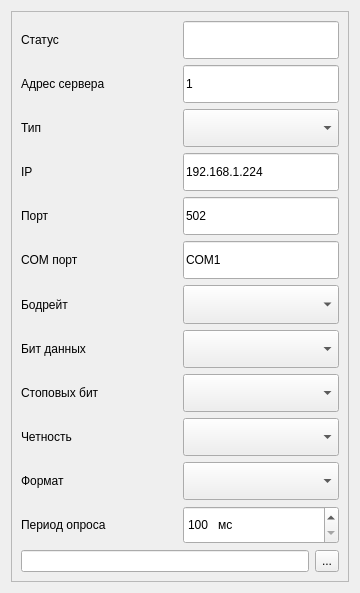
Above: core-modbus-lib/uis/modbus_settings.ui from dimgrig/Core before the change. Below: the same form after it.
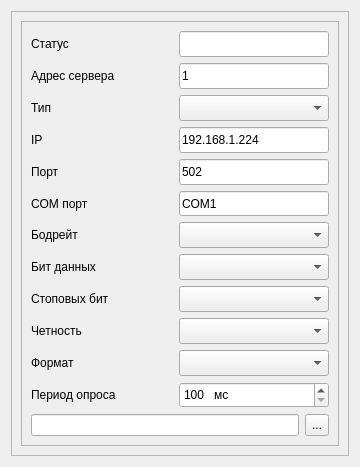
That is the form after the change.

The edit to the form file:
```diff
--- a/core-modbus-lib/uis/modbus_settings.ui
+++ b/core-modbus-lib/uis/modbus_settings.ui
@@ -7,7 +7,7 @@
     <x>0</x>
     <y>0</y>
     <width>360</width>
-    <height>593</height>
+    <height>467</height>
    </rect>
   </property>
   <property name="sizePolicy">
@@ -33,6 +33,21 @@
   </property>
   <layout class="QGridLayout" name="gridLayout">
    <item row="0" column="0">
+    <widget class="QScrollArea" name="scrollArea_2">
+     <property name="widgetResizable">
+      <bool>true</bool>
+     </property>
+     <widget class="QWidget" name="scrollAreaWidgetContents_2">
+      <property name="geometry">
+       <rect>
+        <x>0</x>
+        <y>0</y>
+        <width>340</width>
+        <height>447</height>
+       </rect>
+      </property>
+      <layout class="QGridLayout" name="gridLayout_2">
+       <item row="0" column="0">
     <widget class="QScrollArea" name="scrollArea">
      <property name="widgetResizable">
       <bool>true</bool>
@@ -42,12 +57,97 @@
        <rect>
         <x>0</x>
         <y>0</y>
-        <width>340</width>
-        <height>573</height>
+            <width>320</width>
+            <height>427</height>
        </rect>
       </property>
       <layout class="QGridLayout" name="gridLayout_6">
-       <item row="7" column="1">
+           <item row="1" column="1">
+            <widget class="QLineEdit" name="le_state">
+             <property name="enabled">
+              <bool>true</bool>
+             </property>
+             <property name="sizePolicy">
+              <sizepolicy hsizetype="MinimumExpanding" vsizetype="MinimumExpanding">
+               <horstretch>0</horstretch>
+               <verstretch>0</verstretch>
+              </sizepolicy>
+             </property>
+             <property name="minimumSize">
+              <size>
+               <width>150</width>
+               <height>0</height>
+              </size>
+             </property>
+             <property name="text">
+              <string/>
+             </property>
+             <property name="readOnly">
+              <bool>true</bool>
+             </property>
+            </widget>
+           </item>
+           <item row="11" column="0">
+            <widget class="QLabel" name="l_parity">
+             <property name="sizePolicy">
+              <sizepolicy hsizetype="MinimumExpanding" vsizetype="MinimumExpanding">
+               <horstretch>0</horstretch>
+               <verstretch>0</verstretch>
+              </sizepolicy>
+             </property>
+             <property name="minimumSize">
+              <size>
+               <width>100</width>
+               <height>0</height>
+              </size>
+             </property>
+             <property name="text">
+              <string>Четность</string>
+             </property>
+            </widget>
+           </item>
+           <item row="5" column="1">
+            <widget class="QLineEdit" name="le_ip">
+             <property name="enabled">
+              <bool>true</bool>
+             </property>
+             <property name="sizePolicy">
+              <sizepolicy hsizetype="MinimumExpanding" vsizetype="MinimumExpanding">
+               <horstretch>0</horstretch>
+               <verstretch>0</verstretch>
+              </sizepolicy>
+             </property>
+             <property name="minimumSize">
+              <size>
+               <width>150</width>
+               <height>0</height>
+              </size>
+             </property>
+             <property name="text">
+              <string>192.168.1.224</string>
+             </property>
+            </widget>
+           </item>
+           <item row="10" column="1">
+            <widget class="QComboBox" name="cb_stop_bits">
+             <property name="sizePolicy">
+              <sizepolicy hsizetype="MinimumExpanding" vsizetype="MinimumExpanding">
+               <horstretch>0</horstretch>
+               <verstretch>0</verstretch>
+              </sizepolicy>
+             </property>
+             <property name="minimumSize">
+              <size>
+               <width>150</width>
+               <height>0</height>
+              </size>
+             </property>
+             <property name="currentText">
+              <string/>
+             </property>
+            </widget>
+           </item>
+           <item row="8" column="1">
         <widget class="QComboBox" name="cb_baudrate">
          <property name="sizePolicy">
           <sizepolicy hsizetype="MinimumExpanding" vsizetype="MinimumExpanding">
@@ -66,8 +166,8 @@
          </property>
         </widget>
        </item>
-       <item row="12" column="1">
-        <widget class="QSpinBox" name="sb_poll_timer">
+           <item row="1" column="0">
+            <widget class="QLabel" name="label_19">
          <property name="sizePolicy">
           <sizepolicy hsizetype="MinimumExpanding" vsizetype="MinimumExpanding">
            <horstretch>0</horstretch>
@@ -76,26 +176,20 @@
          </property>
          <property name="minimumSize">
           <size>
-           <width>150</width>
+               <width>100</width>
            <height>0</height>
           </size>
          </property>
-         <property name="suffix">
-          <string>   мс</string>
-         </property>
-         <property name="minimum">
-          <number>100</number>
-         </property>
-         <property name="maximum">
-          <number>10000</number>
-         </property>
-        </widget>
-       </item>
-       <item row="6" column="1">
-        <widget class="QLineEdit" name="le_com_port">
-         <property name="enabled">
+             <property name="text">
+              <string>Статус</string>
+             </property>
+             <property name="wordWrap">
           <bool>true</bool>
          </property>
+            </widget>
+           </item>
+           <item row="10" column="0">
+            <widget class="QLabel" name="l_stop_bits">
          <property name="sizePolicy">
           <sizepolicy hsizetype="MinimumExpanding" vsizetype="MinimumExpanding">
            <horstretch>0</horstretch>
@@ -104,16 +198,111 @@
          </property>
          <property name="minimumSize">
           <size>
+               <width>100</width>
+               <height>0</height>
+              </size>
+             </property>
+             <property name="text">
+              <string>Стоповых бит</string>
+             </property>
+            </widget>
+           </item>
+           <item row="11" column="1">
+            <widget class="QComboBox" name="cb_parity">
+             <property name="sizePolicy">
+              <sizepolicy hsizetype="MinimumExpanding" vsizetype="MinimumExpanding">
+               <horstretch>0</horstretch>
+               <verstretch>0</verstretch>
+              </sizepolicy>
+             </property>
+             <property name="minimumSize">
+              <size>
            <width>150</width>
            <height>0</height>
           </size>
          </property>
+             <property name="currentText">
+              <string/>
+             </property>
+            </widget>
+           </item>
+           <item row="4" column="1">
+            <widget class="QComboBox" name="cb_connect_type">
+             <property name="sizePolicy">
+              <sizepolicy hsizetype="MinimumExpanding" vsizetype="MinimumExpanding">
+               <horstretch>0</horstretch>
+               <verstretch>0</verstretch>
+              </sizepolicy>
+             </property>
+             <property name="minimumSize">
+              <size>
+               <width>150</width>
+               <height>0</height>
+              </size>
+             </property>
+             <property name="currentText">
+              <string/>
+             </property>
+            </widget>
+           </item>
+           <item row="6" column="0">
+            <widget class="QLabel" name="l_port">
+             <property name="sizePolicy">
+              <sizepolicy hsizetype="MinimumExpanding" vsizetype="MinimumExpanding">
+               <horstretch>0</horstretch>
+               <verstretch>0</verstretch>
+              </sizepolicy>
+             </property>
+             <property name="minimumSize">
+              <size>
+               <width>100</width>
+               <height>0</height>
+              </size>
+             </property>
          <property name="text">
-          <string>COM1</string>
+              <string>Порт</string>
+             </property>
+            </widget>
+           </item>
+           <item row="4" column="0">
+            <widget class="QLabel" name="label_21">
+             <property name="sizePolicy">
+              <sizepolicy hsizetype="MinimumExpanding" vsizetype="MinimumExpanding">
+               <horstretch>0</horstretch>
+               <verstretch>0</verstretch>
+              </sizepolicy>
+             </property>
+             <property name="minimumSize">
+              <size>
+               <width>100</width>
+               <height>0</height>
+              </size>
+             </property>
+             <property name="text">
+              <string>Тип</string>
          </property>
         </widget>
        </item>
        <item row="12" column="0">
+            <widget class="QLabel" name="label_28">
+             <property name="sizePolicy">
+              <sizepolicy hsizetype="MinimumExpanding" vsizetype="MinimumExpanding">
+               <horstretch>0</horstretch>
+               <verstretch>0</verstretch>
+              </sizepolicy>
+             </property>
+             <property name="minimumSize">
+              <size>
+               <width>100</width>
+               <height>0</height>
+              </size>
+             </property>
+             <property name="text">
+              <string>Формат</string>
+             </property>
+            </widget>
+           </item>
+           <item row="13" column="0">
         <widget class="QLabel" name="label_20">
          <property name="sizePolicy">
           <sizepolicy hsizetype="MinimumExpanding" vsizetype="MinimumExpanding">
@@ -135,26 +324,7 @@
          </property>
         </widget>
        </item>
-       <item row="8" column="0">
-        <widget class="QLabel" name="l_data_bits">
-         <property name="sizePolicy">
-          <sizepolicy hsizetype="MinimumExpanding" vsizetype="MinimumExpanding">
-           <horstretch>0</horstretch>
-           <verstretch>0</verstretch>
-          </sizepolicy>
-         </property>
-         <property name="minimumSize">
-          <size>
-           <width>100</width>
-           <height>0</height>
-          </size>
-         </property>
-         <property name="text">
-          <string>Бит данных</string>
-         </property>
-        </widget>
-       </item>
-       <item row="6" column="0">
+           <item row="7" column="0">
         <widget class="QLabel" name="l_com_port">
          <property name="sizePolicy">
           <sizepolicy hsizetype="MinimumExpanding" vsizetype="MinimumExpanding">
@@ -173,8 +343,8 @@
          </property>
         </widget>
        </item>
-       <item row="10" column="0">
-        <widget class="QLabel" name="l_parity">
+           <item row="3" column="0">
+            <widget class="QLabel" name="label_22">
          <property name="sizePolicy">
           <sizepolicy hsizetype="MinimumExpanding" vsizetype="MinimumExpanding">
            <horstretch>0</horstretch>
@@ -188,11 +358,71 @@
           </size>
          </property>
          <property name="text">
-          <string>Четность</string>
+              <string>Адрес сервера</string>
          </property>
         </widget>
        </item>
-       <item row="13" column="0" colspan="2">
+           <item row="12" column="1">
+            <widget class="QComboBox" name="cb_format">
+             <property name="sizePolicy">
+              <sizepolicy hsizetype="MinimumExpanding" vsizetype="MinimumExpanding">
+               <horstretch>0</horstretch>
+               <verstretch>0</verstretch>
+              </sizepolicy>
+             </property>
+             <property name="minimumSize">
+              <size>
+               <width>150</width>
+               <height>0</height>
+              </size>
+             </property>
+             <property name="currentText">
+              <string/>
+             </property>
+            </widget>
+           </item>
+           <item row="6" column="1">
+            <widget class="QLineEdit" name="le_port">
+             <property name="enabled">
+              <bool>true</bool>
+             </property>
+             <property name="sizePolicy">
+              <sizepolicy hsizetype="MinimumExpanding" vsizetype="MinimumExpanding">
+               <horstretch>0</horstretch>
+               <verstretch>0</verstretch>
+              </sizepolicy>
+             </property>
+             <property name="minimumSize">
+              <size>
+               <width>150</width>
+               <height>0</height>
+              </size>
+             </property>
+             <property name="text">
+              <string>502</string>
+             </property>
+            </widget>
+           </item>
+           <item row="9" column="0">
+            <widget class="QLabel" name="l_data_bits">
+             <property name="sizePolicy">
+              <sizepolicy hsizetype="MinimumExpanding" vsizetype="MinimumExpanding">
+               <horstretch>0</horstretch>
+               <verstretch>0</verstretch>
+              </sizepolicy>
+             </property>
+             <property name="minimumSize">
+              <size>
+               <width>100</width>
+               <height>0</height>
+              </size>
+             </property>
+             <property name="text">
+              <string>Бит данных</string>
+             </property>
+            </widget>
+           </item>
+           <item row="14" column="0" colspan="2">
         <layout class="QHBoxLayout" name="horizontalLayout">
          <item>
           <widget class="QLineEdit" name="le_config"/>
@@ -212,7 +442,26 @@
          </item>
         </layout>
        </item>
-       <item row="4" column="0">
+           <item row="9" column="1">
+            <widget class="QComboBox" name="cb_data_bits">
+             <property name="sizePolicy">
+              <sizepolicy hsizetype="MinimumExpanding" vsizetype="MinimumExpanding">
+               <horstretch>0</horstretch>
+               <verstretch>0</verstretch>
+              </sizepolicy>
+             </property>
+             <property name="minimumSize">
+              <size>
+               <width>150</width>
+               <height>0</height>
+              </size>
+             </property>
+             <property name="currentText">
+              <string/>
+             </property>
+            </widget>
+           </item>
+           <item row="5" column="0">
         <widget class="QLabel" name="l_ip">
          <property name="sizePolicy">
           <sizepolicy hsizetype="MinimumExpanding" vsizetype="MinimumExpanding">
@@ -231,29 +480,7 @@
          </property>
         </widget>
        </item>
-       <item row="4" column="1">
-        <widget class="QLineEdit" name="le_ip">
-         <property name="enabled">
-          <bool>true</bool>
-         </property>
-         <property name="sizePolicy">
-          <sizepolicy hsizetype="MinimumExpanding" vsizetype="MinimumExpanding">
-           <horstretch>0</horstretch>
-           <verstretch>0</verstretch>
-          </sizepolicy>
-         </property>
-         <property name="minimumSize">
-          <size>
-           <width>150</width>
-           <height>0</height>
-          </size>
-         </property>
-         <property name="text">
-          <string>192.168.1.224</string>
-         </property>
-        </widget>
-       </item>
-       <item row="7" column="0">
+           <item row="8" column="0">
         <widget class="QLabel" name="l_baudrate">
          <property name="sizePolicy">
           <sizepolicy hsizetype="MinimumExpanding" vsizetype="MinimumExpanding">
@@ -272,27 +499,11 @@
          </property>
         </widget>
        </item>
-       <item row="9" column="1">
-        <widget class="QComboBox" name="cb_stop_bits">
-         <property name="sizePolicy">
-          <sizepolicy hsizetype="MinimumExpanding" vsizetype="MinimumExpanding">
-           <horstretch>0</horstretch>
-           <verstretch>0</verstretch>
-          </sizepolicy>
-         </property>
-         <property name="minimumSize">
-          <size>
-           <width>150</width>
-           <height>0</height>
-          </size>
-         </property>
-         <property name="currentText">
-          <string/>
-         </property>
-        </widget>
-       </item>
-       <item row="3" column="0">
-        <widget class="QLabel" name="label_21">
+           <item row="7" column="1">
+            <widget class="QLineEdit" name="le_com_port">
+             <property name="enabled">
+              <bool>true</bool>
+             </property>
          <property name="sizePolicy">
           <sizepolicy hsizetype="MinimumExpanding" vsizetype="MinimumExpanding">
            <horstretch>0</horstretch>
@@ -301,111 +512,16 @@
          </property>
          <property name="minimumSize">
           <size>
-           <width>100</width>
-           <height>0</height>
-          </size>
-         </property>
-         <property name="text">
-          <string>Тип</string>
-         </property>
-        </widget>
-       </item>
-       <item row="9" column="0">
-        <widget class="QLabel" name="l_stop_bits">
-         <property name="sizePolicy">
-          <sizepolicy hsizetype="MinimumExpanding" vsizetype="MinimumExpanding">
-           <horstretch>0</horstretch>
-           <verstretch>0</verstretch>
-          </sizepolicy>
-         </property>
-         <property name="minimumSize">
-          <size>
-           <width>100</width>
-           <height>0</height>
-          </size>
-         </property>
-         <property name="text">
-          <string>Стоповых бит</string>
-         </property>
-        </widget>
-       </item>
-       <item row="10" column="1">
-        <widget class="QComboBox" name="cb_parity">
-         <property name="sizePolicy">
-          <sizepolicy hsizetype="MinimumExpanding" vsizetype="MinimumExpanding">
-           <horstretch>0</horstretch>
-           <verstretch>0</verstretch>
-          </sizepolicy>
-         </property>
-         <property name="minimumSize">
-          <size>
            <width>150</width>
            <height>0</height>
           </size>
          </property>
-         <property name="currentText">
-          <string/>
-         </property>
-        </widget>
-       </item>
-       <item row="11" column="1">
-        <widget class="QComboBox" name="cb_format">
-         <property name="sizePolicy">
-          <sizepolicy hsizetype="MinimumExpanding" vsizetype="MinimumExpanding">
-           <horstretch>0</horstretch>
-           <verstretch>0</verstretch>
-          </sizepolicy>
-         </property>
-         <property name="minimumSize">
-          <size>
-           <width>150</width>
-           <height>0</height>
-          </size>
-         </property>
-         <property name="currentText">
-          <string/>
-         </property>
-        </widget>
-       </item>
-       <item row="8" column="1">
-        <widget class="QComboBox" name="cb_data_bits">
-         <property name="sizePolicy">
-          <sizepolicy hsizetype="MinimumExpanding" vsizetype="MinimumExpanding">
-           <horstretch>0</horstretch>
-           <verstretch>0</verstretch>
-          </sizepolicy>
-         </property>
-         <property name="minimumSize">
-          <size>
-           <width>150</width>
-           <height>0</height>
-          </size>
-         </property>
-         <property name="currentText">
-          <string/>
+             <property name="text">
+              <string>COM1</string>
          </property>
         </widget>
        </item>
        <item row="3" column="1">
-        <widget class="QComboBox" name="cb_connect_type">
-         <property name="sizePolicy">
-          <sizepolicy hsizetype="MinimumExpanding" vsizetype="MinimumExpanding">
-           <horstretch>0</horstretch>
-           <verstretch>0</verstretch>
-          </sizepolicy>
-         </property>
-         <property name="minimumSize">
-          <size>
-           <width>150</width>
-           <height>0</height>
-          </size>
-         </property>
-         <property name="currentText">
-          <string/>
-         </property>
-        </widget>
-       </item>
-       <item row="2" column="1">
         <widget class="QLineEdit" name="le_address">
          <property name="enabled">
           <bool>true</bool>
@@ -427,8 +543,8 @@
          </property>
         </widget>
        </item>
-       <item row="11" column="0">
-        <widget class="QLabel" name="label_28">
+           <item row="13" column="1">
+            <widget class="QSpinBox" name="sb_poll_timer">
          <property name="sizePolicy">
           <sizepolicy hsizetype="MinimumExpanding" vsizetype="MinimumExpanding">
            <horstretch>0</horstretch>
@@ -437,120 +553,23 @@
          </property>
          <property name="minimumSize">
           <size>
-           <width>100</width>
-           <height>0</height>
-          </size>
-         </property>
-         <property name="text">
-          <string>Формат</string>
-         </property>
-        </widget>
-       </item>
-       <item row="5" column="0">
-        <widget class="QLabel" name="l_port">
-         <property name="sizePolicy">
-          <sizepolicy hsizetype="MinimumExpanding" vsizetype="MinimumExpanding">
-           <horstretch>0</horstretch>
-           <verstretch>0</verstretch>
-          </sizepolicy>
-         </property>
-         <property name="minimumSize">
-          <size>
-           <width>100</width>
-           <height>0</height>
-          </size>
-         </property>
-         <property name="text">
-          <string>Порт</string>
-         </property>
-        </widget>
-       </item>
-       <item row="0" column="1">
-        <widget class="QLineEdit" name="le_state">
-         <property name="enabled">
-          <bool>true</bool>
-         </property>
-         <property name="sizePolicy">
-          <sizepolicy hsizetype="MinimumExpanding" vsizetype="MinimumExpanding">
-           <horstretch>0</horstretch>
-           <verstretch>0</verstretch>
-          </sizepolicy>
-         </property>
-         <property name="minimumSize">
-          <size>
            <width>150</width>
            <height>0</height>
           </size>
          </property>
-         <property name="text">
-          <string/>
-         </property>
-         <property name="readOnly">
-          <bool>true</bool>
-         </property>
-        </widget>
-       </item>
-       <item row="5" column="1">
-        <widget class="QLineEdit" name="le_port">
-         <property name="enabled">
-          <bool>true</bool>
-         </property>
-         <property name="sizePolicy">
-          <sizepolicy hsizetype="MinimumExpanding" vsizetype="MinimumExpanding">
-           <horstretch>0</horstretch>
-           <verstretch>0</verstretch>
-          </sizepolicy>
-         </property>
-         <property name="minimumSize">
-          <size>
-           <width>150</width>
-           <height>0</height>
-          </size>
-         </property>
-         <property name="text">
-          <string>502</string>
-         </property>
-        </widget>
-       </item>
-       <item row="2" column="0">
-        <widget class="QLabel" name="label_22">
-         <property name="sizePolicy">
-          <sizepolicy hsizetype="MinimumExpanding" vsizetype="MinimumExpanding">
-           <horstretch>0</horstretch>
-           <verstretch>0</verstretch>
-          </sizepolicy>
-         </property>
-         <property name="minimumSize">
-          <size>
-           <width>100</width>
-           <height>0</height>
-          </size>
-         </property>
-         <property name="text">
-          <string>Адрес сервера</string>
-         </property>
-        </widget>
-       </item>
-       <item row="0" column="0">
-        <widget class="QLabel" name="label_19">
-         <property name="sizePolicy">
-          <sizepolicy hsizetype="MinimumExpanding" vsizetype="MinimumExpanding">
-           <horstretch>0</horstretch>
-           <verstretch>0</verstretch>
-          </sizepolicy>
-         </property>
-         <property name="minimumSize">
-          <size>
-           <width>100</width>
-           <height>0</height>
-          </size>
-         </property>
-         <property name="text">
-          <string>Статус</string>
-         </property>
-         <property name="wordWrap">
-          <bool>true</bool>
-         </property>
+             <property name="suffix">
+              <string>   мс</string>
+             </property>
+             <property name="minimum">
+              <number>100</number>
+             </property>
+             <property name="maximum">
+              <number>10000</number>
+             </property>
+            </widget>
+           </item>
+          </layout>
+         </widget>
         </widget>
        </item>
       </layout>
```
Lines whose indentation alone changed are shown as unchanged.
